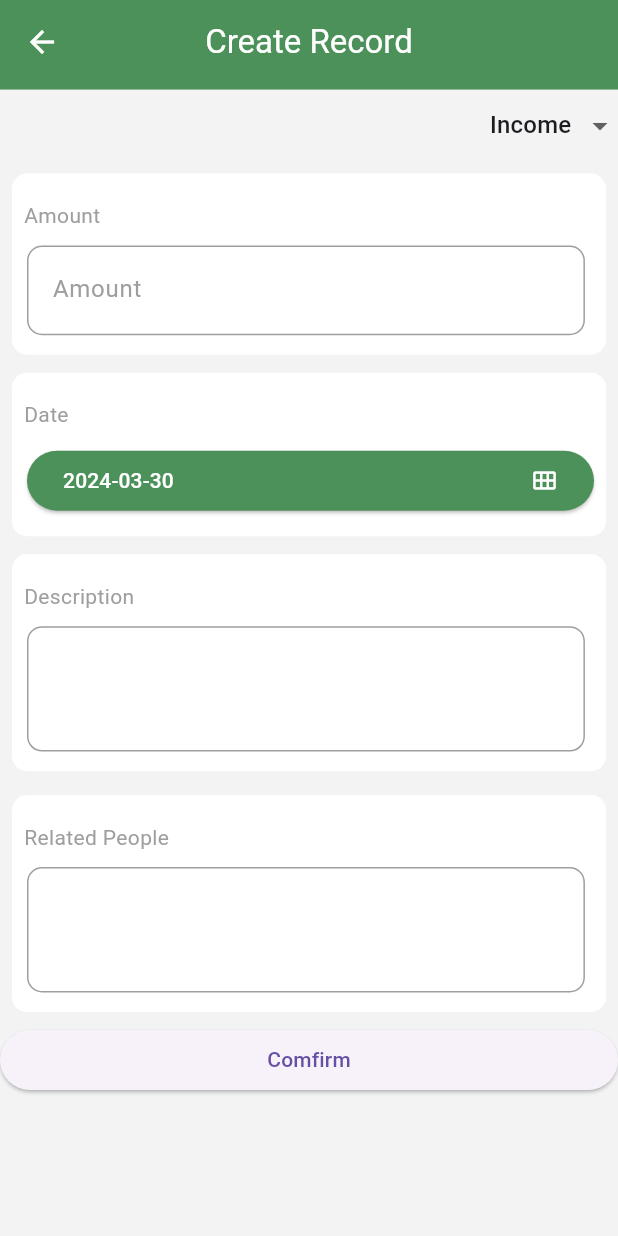
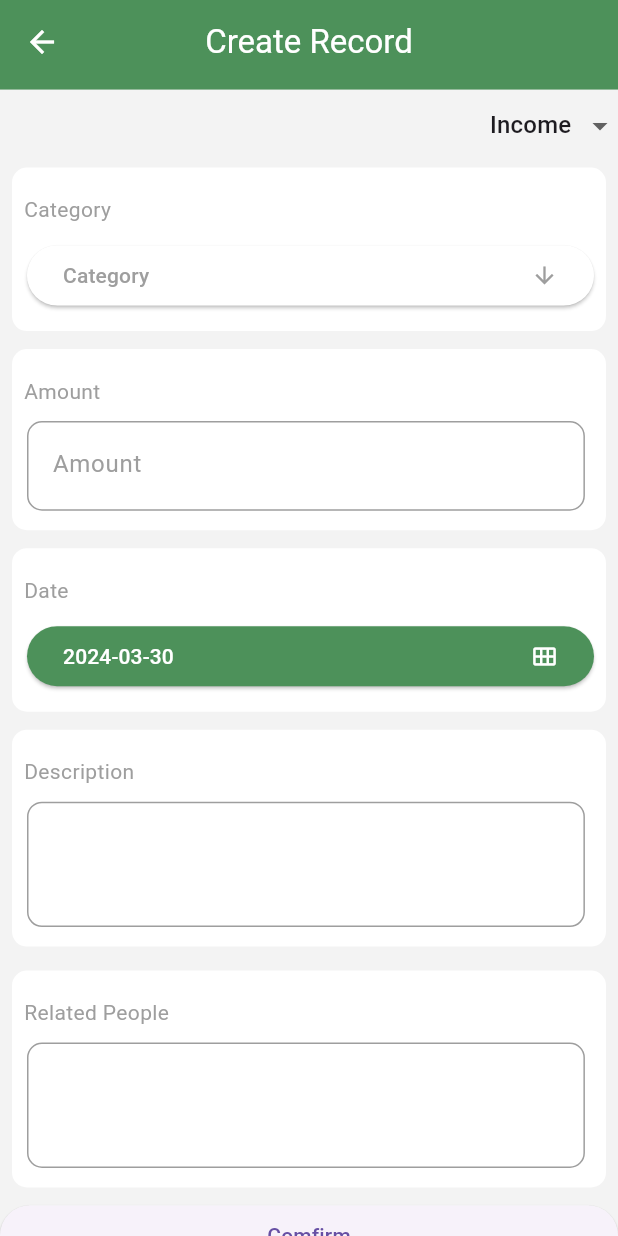
Before and after one commit to ThanawatPtd/Project_Mobile_App, a Flutter app: the CreateRecord screen opened by its route, on a phone screen of 412 x 824 dp. Run offline on Flutter 3.47's test engine with Material 3 defaults, Android fonts, the phone set to English and light mode, and no system bars; our stand-ins replace cloud_firestore, dots_indicator, firebase_auth, firebase_core, flutter_bloc, flutter_screenutil and 2 more; missing offline and left inert: dart:ffi, dart:html; accounts and stored records are empty.

Commit message:
category

```diff
--- a/lib/pages/create_record/create_record.dart
+++ b/lib/pages/create_record/create_record.dart
@@ -1,8 +1,8 @@
 import 'dart:ffi';
-
 import 'package:flutter/material.dart';
 import 'package:flutter/widgets.dart';
 import 'package:flutter_screenutil/flutter_screenutil.dart';
+import 'package:font_awesome_flutter/font_awesome_flutter.dart';
 import 'package:intl/intl.dart';
 import 'package:project_mobile_app/services/record_services.dart';
 import 'package:project_mobile_app/widgets/appbar.dart';
@@ -19,6 +19,7 @@ class CreateRecord extends StatefulWidget {
 class _CreateRecordState extends State<CreateRecord> {
   TextEditingController moneyController = TextEditingController();
   TextEditingController descriptionController = TextEditingController();
+  TextEditingController relatedController = TextEditingController();
   String? timeText;
   DateTime? date;
   var format = DateFormat("yyyy-MM-dd");
@@ -29,6 +30,7 @@ class _CreateRecordState extends State<CreateRecord> {
   @override
   initState() {
     timeText = format.format(DateTime.now());
+    recordService.setRecord();
     super.initState();
   }
 
@@ -46,6 +48,7 @@ class _CreateRecordState extends State<CreateRecord> {
             Align(
               alignment: Alignment.topRight,
               child: DropdownButton<String>(
+                // dropdown income expense
                 underline: Container(
                   height: 0,
                 ),
@@ -62,6 +65,78 @@ class _CreateRecordState extends State<CreateRecord> {
               ),
             ),
             Padding(
+              //Category
+              padding: const EdgeInsets.symmetric(vertical: 4, horizontal: 8),
+              child: CustomContainer(
+                  child: Padding(
+                padding: const EdgeInsets.all(8.0),
+                child: Column(
+                  crossAxisAlignment: CrossAxisAlignment.start,
+                  children: [
+                    const Padding(
+                      padding: EdgeInsets.symmetric(vertical: 10),
+                      child: Text(
+                        "Category",
+                        style: TextStyle(color: Colors.grey),
+                      ),
+                    ),
+                    Padding(
+                      padding: const EdgeInsets.only(bottom: 5.0, left: 2.0),
+                      child: ElevatedButton(
+                        style: ButtonStyle(
+                            backgroundColor:
+                                MaterialStatePropertyAll(Colors.white),
+                            foregroundColor:
+                                const MaterialStatePropertyAll(Colors.grey)),
+                        onPressed: () async {
+                          showDialog(
+                            context: context,
+                            builder: (context) {
+                              return Dialog(
+                                child: Container(
+                                  decoration:
+                                      BoxDecoration(color: Colors.white),
+                                  child: Column(
+                                    children: [
+                                      Row(
+                                        children: [
+                                          FaIcon(FontAwesomeIcons.boxesPacking),
+                                          SizedBox(
+                                            width: 10.w,
+                                          ),
+                                          Text("Category"),
+                                          SizedBox(width: 155.w,),
+                                          IconButton(
+                                              onPressed: () {
+                                                Navigator.pop(context);
+                                              },
+                                              icon: FaIcon(
+                                                  FontAwesomeIcons.close))
+                                        ],
+                                      ),
+                                      // GridView.count(crossAxisCount: crossAxisCount)
+                                    ],
+                                  ),
+                                ),
+                              );
+                            },
+                          );
+                        },
+                        child: Row(
+                          mainAxisAlignment: MainAxisAlignment.spaceBetween,
+                          children: [
+                            Text("Category"),
+                            const Icon(Icons.arrow_downward)
+                          ],
+                        ),
+                      ),
+                    ),
+                  ],
+                ),
+              )),
+            ),
+            Padding(
+              // money textField
               padding: const EdgeInsets.all(8.0),
               child: CustomContainer(
                   child: Padding(
@@ -86,6 +161,7 @@ class _CreateRecordState extends State<CreateRecord> {
               )),
             ),
             Padding(
+              //date picker
               padding: const EdgeInsets.symmetric(vertical: 4, horizontal: 8),
               child: CustomContainer(
                   child: Padding(
@@ -114,12 +190,12 @@ class _CreateRecordState extends State<CreateRecord> {
                                 return Theme(
                                   data: Theme.of(context).copyWith(
                                     colorScheme: const ColorScheme.light(
-                                      primary: Color.fromARGB(255, 77, 145, 90), // header background color
+                                      primary: Color.fromARGB(255, 77, 145,
+                                          90), // header background color
                                       onPrimary:
                                           Colors.white, // header text color
-                                      onSurface:
-                                          Colors.black,
-                                       // body text color
+                                      onSurface: Colors.black,
+                                      // body text color
                                     ),
                                     textButtonTheme: TextButtonThemeData(
                                       style: TextButton.styleFrom(
@@ -152,6 +228,7 @@ class _CreateRecordState extends State<CreateRecord> {
                 ),
               )),
             ),
+              //description
             Padding(
               padding: const EdgeInsets.all(8.0),
               child: CustomContainer(
@@ -169,14 +246,15 @@ class _CreateRecordState extends State<CreateRecord> {
                     ),
                     Padding(
                       padding: const EdgeInsets.only(bottom: 5.0, left: 2.0),
-                      child: customTextField(
-                          descriptionController, "", TextInputType.multiline, 70),
+                      child: customTextField(descriptionController, "",
+                          TextInputType.multiline, 70),
                     ),
                   ],
                 ),
               )),
             ),
             Padding(
+              // Related TextField
               padding: const EdgeInsets.all(8.0),
               child: CustomContainer(
                   child: Padding(
@@ -194,21 +272,28 @@ class _CreateRecordState extends State<CreateRecord> {
                     Padding(
                       padding: const EdgeInsets.only(bottom: 5.0, left: 2.0),
                       child: customTextField(
-                          moneyController, "", TextInputType.multiline, 70),
+                          relatedController, "", TextInputType.multiline, 70),
                     ),
                   ],
                 ),
               )),
             ),
-            ElevatedButton(onPressed: () {
-              // recordService.addRecord("Food",double.parse(moneyController.text),timeText!, descriptionController.text, dropDownValue);
+            ElevatedButton(
+                onPressed: () {
+                  //Enter
+                  recordService.addRecord(
+                      "Food",
+                      int.parse(moneyController.text),
+                      timeText!,
+                      descriptionController.text,
+                      dropDownValue);
 
-              moneyController.clear();
-              descriptionController.clear();
+                  moneyController.clear();
+                  descriptionController.clear();
 
-              Navigator.pop(context);
-
-            }, child: Text("Comfirm")),
+                  Navigator.pop(context);
+                },
+                child: Text("Comfirm")),
           ],
         )));
   }
@@ -223,6 +308,7 @@ Widget customTextField(TextEditingController controller, String text,
     width: 325.w,
     height: height.h,
     child: TextField(
+      controller: controller,
       maxLines: 2,
       keyboardType: inputType,
       decoration: InputDecoration(
--- a/lib/pages/list/list.dart
+++ b/lib/pages/list/list.dart
@@ -15,6 +15,12 @@ class ListPage extends StatefulWidget {
 
 class ListPageState extends State<ListPage> {
   final RecordService recordService = RecordService();
+
+  @override
+  initState(){
+    super.initState();
+    recordService.setRecord();
+  }
 
   @override
   Widget build(BuildContext context) {
--- a/lib/pages/setting/setting.dart
+++ b/lib/pages/setting/setting.dart
@@ -32,7 +32,11 @@ class _SettingState extends State<Setting> {
                 settingButton("Category", Icon(Icons.arrow_right)),
                 settingButton("App information", Icon(Icons.arrow_right)),
                 SizedBox(height: 380,),
-                logoutButton("Logout", CustomColor.primaryColor),
+                GestureDetector(child: logoutButton("Logout", CustomColor.primaryColor), onTap: () {
+                  FirebaseAuth.instance.signOut();
+                  Navigator.pop(context);
+                },),
+
               ],
             );
           } else {
--- a/lib/services/record_services.dart
+++ b/lib/services/record_services.dart
@@ -4,16 +4,19 @@ import 'package:intl/intl.dart';
 
 class RecordService {
   late String userId = FirebaseAuth.instance.currentUser!.uid;
-  late final CollectionReference record;
+  late CollectionReference record;
 
   Stream<QuerySnapshot> getRecordStream() {
+    final recordStream = record.snapshots();
+
+    return recordStream;
+  }
+
+  void setRecord(){
     record = FirebaseFirestore.instance
         .collection('Users')
         .doc(userId)
         .collection('Record');
-    final recordStream = record.snapshots();
-
-    return recordStream;
   }
 
   List checkTime(List recordList, String type) {
@@ -38,7 +41,12 @@ class RecordService {
     return newRecordList;
   }
 
+  Future<void> addRecord1(String category, String datetime, String description,String type){
+    return record.add({'Category' : category, 'Date': datetime, 'Description': description, 'Type': type});
+  }
+
   Future<void> addRecord(String category, num amount, String datetime, String description,String type){
     return record.add({'Category' : category, 'Amount': amount, 'Date': datetime, 'Description': description, 'Type': type} );
   }
+
 }
```
Also changed, not shown: lib/pages/home/home.dart (+8 -0 lines).
